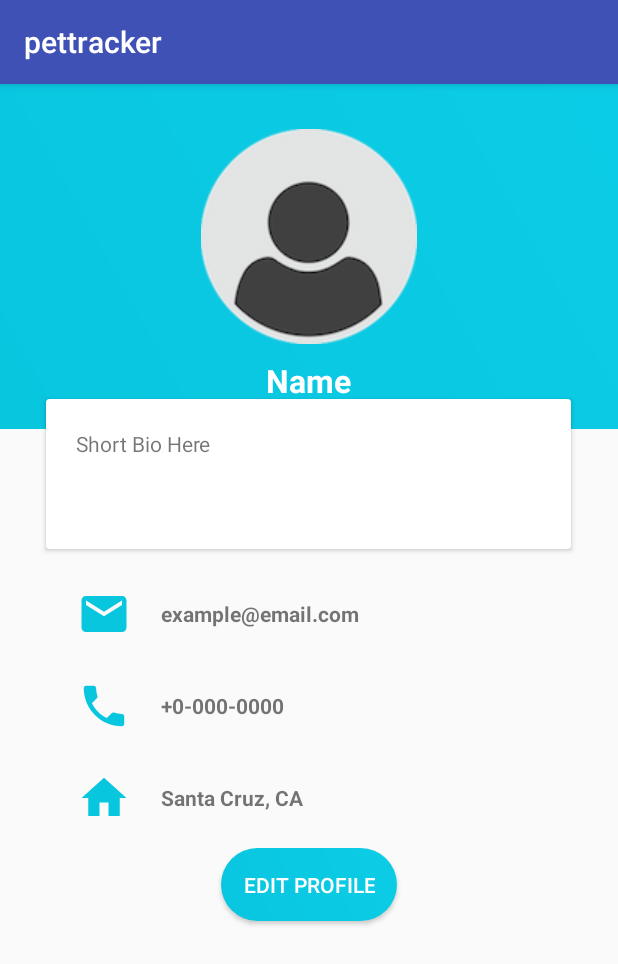
After one commit to moosiklava/cmps121, an Android app: the SitterProfile screen opened directly, with no data from a screen before it, on a phone screen of 412 x 824 dp. The commit adds this screen. Shown: the top 964 px of the screen. Run offline under Robolectric (Android 15) with nearby library versions, the phone set to English and light mode, and no system bars.

Commit message:
PET SITTER

```diff
--- a/app/build.gradle
+++ b/app/build.gradle
@@ -21,6 +21,8 @@ android {
 dependencies {
     implementation fileTree(dir: 'libs', include: ['*.jar'])
     implementation 'com.android.support:appcompat-v7:27.1.1'
+    implementation 'com.android.support:cardview-v7:27.1.1'
+
     implementation 'com.android.support.constraint:constraint-layout:1.1.0'
     testImplementation 'junit:junit:4.12'
     androidTestImplementation 'com.android.support.test:runner:1.0.2'
--- /dev/null
+++ b/app/src/main/java/com/example/mdelc/pettracker/SitterProfile.java
@@ -0,0 +1,100 @@
+package com.example.mdelc.pettracker;
+
+import android.content.Context;
+import android.content.Intent;
+import android.support.v7.app.AppCompatActivity;
+import android.os.Bundle;
+import android.view.View;
+import android.widget.Button;
+import android.widget.TextView;
+
+import org.json.JSONException;
+import org.json.JSONObject;
+
+import java.io.File;
+import java.io.FileInputStream;
+import java.io.FileNotFoundException;
+import java.io.IOException;
+import java.io.ObjectInputStream;
+
+public class SitterProfile extends AppCompatActivity {
+
+    @Override
+    protected void onCreate(Bundle savedInstanceState) {
+        super.onCreate(savedInstanceState);
+        setContentView(R.layout.activity_sitter_profile);
+    }
+
+
+    public void onResume(){
+        super.onResume();
+        Button b = findViewById(R.id.button_edit);
+        JSONObject jo = null;
+        final Context context = this;
+
+        try{
+            File f = new File(getFilesDir(), "file.ser");
+            FileInputStream fis = new FileInputStream(f);
+            ObjectInputStream ois = new ObjectInputStream(fis);
+            String j = null;
+            try{
+                j = (String)ois.readObject();
+            } catch (ClassNotFoundException e) {
+                e.printStackTrace();
+            }
+            try{
+                jo = new JSONObject(j);
+            }catch(JSONException je){
+                je.printStackTrace();
+            }
+            fis.close();
+            ois.close();
+
+            try{
+                TextView name, email, home, phone, bio;
+                name = findViewById(R.id.nameText);
+                name.setText(jo.getString("name"));
+                email = findViewById(R.id.emailText);
+                email.setText(jo.getString("email"));
+                home = findViewById(R.id.homeText);
+                home.setText(jo.getString("home"));
+                phone = findViewById(R.id.phoneText);
+                phone.setText(jo.getString("phone"));
+                bio = findViewById(R.id.bioText);
+                bio.setText(jo.getString("bio"));
+            }catch(JSONException je){
+                je.printStackTrace();
+            }
+
+
+        }catch(FileNotFoundException nf){
+            nf.printStackTrace();
+            TextView name, email, home, phone, bio;
+            name = findViewById(R.id.nameText);
+            name.setText("Name");
+            email = findViewById(R.id.emailText);
+            email.setText("example@email.com");
+            home = findViewById(R.id.homeText);
+            home.setText("Santa Cruz, CA");
+            phone = findViewById(R.id.phoneText);
+            phone.setText("+0-000-0000");
+            bio = findViewById(R.id.bioText);
+            bio.setText("Short Bio Here");
+
+        } catch (IOException e) {
+            e.printStackTrace();
+        }
+
+        b.setOnClickListener(new View.OnClickListener() {
+            @Override
+            public void onClick(View v) {
+                Intent i = new Intent(context, EditProfile.class);
+                startActivity(i);
+            }
+        });
+
+
+    }
+
+
+}
--- /dev/null
+++ b/app/src/main/res/drawable/buttonstyleithgradient.xml
@@ -0,0 +1,13 @@
+<?xml version="1.0" encoding="utf-8"?>
+<shape xmlns:android="http://schemas.android.com/apk/res/android">
+    <gradient android:angle="45"
+        android:startColor="@color/startblue"
+        android:endColor="@color/endblue"/>
+    <corners android:radius="45dp" />
+    <padding android:bottom="15dp"
+        android:right="15dp"
+        android:left="15dp"
+        android:top="15dp"/>
+
+
+</shape>
--- /dev/null
+++ b/app/src/main/res/drawable/gradientbackground.xml
@@ -0,0 +1,7 @@
+<?xml version="1.0" encoding="utf-8"?>
+<shape xmlns:android="http://schemas.android.com/apk/res/android">
+    <gradient android:angle="45"
+        android:startColor="@color/startblue"
+        android:endColor="@color/endblue"/>
+
+</shape>
--- /dev/null
+++ b/app/src/main/res/drawable/ic_email_black_24dp.xml
@@ -0,0 +1,9 @@
+<vector xmlns:android="http://schemas.android.com/apk/res/android"
+        android:width="24dp"
+        android:height="24dp"
+        android:viewportWidth="24.0"
+        android:viewportHeight="24.0">
+    <path
+        android:fillColor="#FF000000"
+        android:pathData="M20,4L4,4c-1.1,0 -1.99,0.9 -1.99,2L2,18c0,1.1 0.9,2 2,2h16c1.1,0 2,-0.9 2,-2L22,6c0,-1.1 -0.9,-2 -2,-2zM20,8l-8,5 -8,-5L4,6l8,5 8,-5v2z"/>
+</vector>
--- /dev/null
+++ b/app/src/main/res/drawable/ic_home_black_24dp.xml
@@ -0,0 +1,9 @@
+<vector xmlns:android="http://schemas.android.com/apk/res/android"
+        android:width="24dp"
+        android:height="24dp"
+        android:viewportWidth="24.0"
+        android:viewportHeight="24.0">
+    <path
+        android:fillColor="#FF000000"
+        android:pathData="M10,20v-6h4v6h5v-8h3L12,3 2,12h3v8z"/>
+</vector>
--- /dev/null
+++ b/app/src/main/res/drawable/ic_local_phone_black_24dp.xml
@@ -0,0 +1,9 @@
+<vector xmlns:android="http://schemas.android.com/apk/res/android"
+        android:width="24dp"
+        android:height="24dp"
+        android:viewportWidth="24.0"
+        android:viewportHeight="24.0">
+    <path
+        android:fillColor="#FF000000"
+        android:pathData="M6.62,10.79c1.44,2.83 3.76,5.14 6.59,6.59l2.2,-2.2c0.27,-0.27 0.67,-0.36 1.02,-0.24 1.12,0.37 2.33,0.57 3.57,0.57 0.55,0 1,0.45 1,1V20c0,0.55 -0.45,1 -1,1 -9.39,0 -17,-7.61 -17,-17 0,-0.55 0.45,-1 1,-1h3.5c0.55,0 1,0.45 1,1 0,1.25 0.2,2.45 0.57,3.57 0.11,0.35 0.03,0.74 -0.25,1.02l-2.2,2.2z"/>
+</vector>
--- /dev/null
+++ b/app/src/main/res/layout/activity_sitter_profile.xml
@@ -0,0 +1,143 @@
+<?xml version="1.0" encoding="utf-8"?>
+<LinearLayout xmlns:android="http://schemas.android.com/apk/res/android"
+xmlns:tools="http://schemas.android.com/tools"
+android:layout_width="match_parent"
+android:layout_height="match_parent"
+tools:context="com.example.mdelc.pettracker.SitterProfile"
+android:background="@color/graylight"
+android:orientation="vertical">
+
+<RelativeLayout
+    android:layout_width="match_parent"
+    android:layout_height="320dp">
+
+    <LinearLayout
+        android:layout_width="match_parent"
+        android:layout_height="230dp"
+        android:background="@drawable/gradientbackground"
+        android:orientation="vertical">
+
+        <ImageView
+            android:layout_width="wrap_content"
+            android:layout_height="wrap_content"
+            android:layout_gravity="center_horizontal"
+            android:layout_marginTop="30dp"
+            android:src="@drawable/generic_profile" />
+
+        <TextView
+            android:id="@+id/nameText"
+            android:layout_width="wrap_content"
+            android:layout_height="wrap_content"
+            android:layout_gravity="center_horizontal"
+            android:layout_marginTop="10dp"
+            android:textColor="#fff"
+            android:textSize="21sp"
+            android:textStyle="bold" />
+    </LinearLayout>
+
+    <android.support.v7.widget.CardView
+        android:layout_width="350dp"
+        android:layout_height="100dp"
+        android:layout_centerHorizontal="true"
+        android:layout_marginTop="210dp">
+
+        <LinearLayout
+            android:layout_width="match_parent"
+            android:layout_height="match_parent"
+            android:orientation="horizontal"
+            android:weightSum="1">
+
+            <TextView
+                android:id="@+id/bioText"
+                android:layout_width="wrap_content"
+                android:layout_height="wrap_content"
+                android:layout_marginHorizontal="20dp"
+                android:layout_marginVertical="20dp" />
+
+        </LinearLayout>
+
+    </android.support.v7.widget.CardView>
+</RelativeLayout>
+
+
+<LinearLayout
+    android:layout_width="360dp"
+    android:layout_height="wrap_content"
+    android:orientation="vertical"
+    android:layout_gravity="center"
+    android:layout_marginTop="15dp">
+    <LinearLayout
+        android:orientation="horizontal"
+        android:paddingLeft="25dp"
+        android:layout_width="match_parent"
+        android:layout_height="wrap_content">
+        <ImageView
+            android:tint="@color/startblue"
+            android:layout_width="36dp"
+            android:layout_height="36dp"
+            android:src="@drawable/ic_email_black_24dp"/>
+
+        <TextView
+            android:id="@+id/emailText"
+            android:layout_width="wrap_content"
+            android:layout_height="wrap_content"
+            android:layout_gravity="center_vertical"
+            android:paddingLeft="20dp"
+            android:textStyle="bold" />
+    </LinearLayout>
+    <LinearLayout
+        android:layout_marginTop="25dp"
+        android:orientation="horizontal"
+        android:paddingLeft="25dp"
+        android:layout_width="match_parent"
+        android:layout_height="wrap_content">
+        <ImageView
+            android:tint="@color/startblue"
+            android:layout_width="36dp"
+            android:layout_height="36dp"
+            android:src="@drawable/ic_local_phone_black_24dp"/>
+
+        <TextView
+            android:id="@+id/phoneText"
+
+            android:layout_width="wrap_content"
+            android:layout_height="wrap_content"
+            android:layout_gravity="center_vertical"
+            android:paddingLeft="20dp"
+            android:textStyle="bold" />
+    </LinearLayout>
+    <LinearLayout
+        android:layout_marginTop="25dp"
+        android:orientation="horizontal"
+        android:paddingLeft="25dp"
+        android:layout_width="match_parent"
+        android:layout_height="wrap_content">
+        <ImageView
+            android:tint="@color/startblue"
+            android:layout_width="36dp"
+            android:layout_height="36dp"
+            android:src="@drawable/ic_home_black_24dp"/>
+
+        <TextView
+            android:id="@+id/homeText"
+
+            android:layout_width="wrap_content"
+            android:layout_height="wrap_content"
+            android:layout_gravity="center_vertical"
+            android:paddingLeft="20dp"
+            android:textStyle="bold" />
+    </LinearLayout>
+
+</LinearLayout>
+
+<Button
+    android:id="@+id/button_edit"
+    android:layout_width="wrap_content"
+    android:layout_height="wrap_content"
+    android:layout_gravity="center_horizontal"
+    android:layout_marginTop="15dp"
+    android:background="@drawable/buttonstyleithgradient"
+    android:text="Edit Profile"
+    android:textColor="#fff" />
+
+</LinearLayout>
--- a/app/src/main/res/values/colors.xml
+++ b/app/src/main/res/values/colors.xml
@@ -37,4 +37,12 @@
 
     <!-- Magnitude circle color for an earthquake with magnitude over 10 -->
     <color name="magnitude10plus">#1DE9B6</color>
+
+
+    <color name="graylight">#fafafa</color>
+    <color name="startblue">#09c6df</color>
+    <color name="endblue">#0bcce6</color>
+
+
+
 </resources>
```
Also changed, not shown: app/src/main/AndroidManifest.xml (+5 -2 lines), app/src/main/java/com/example/mdelc/pettracker/EditProfile.java (added, +13 -0 lines), app/src/main/res/layout/activity_edit_profile.xml (added, +153 -0 lines), app/src/main/res/values/strings.xml (+7 -0 lines), app/src/main/res/drawable/generic_profile.png (added).
